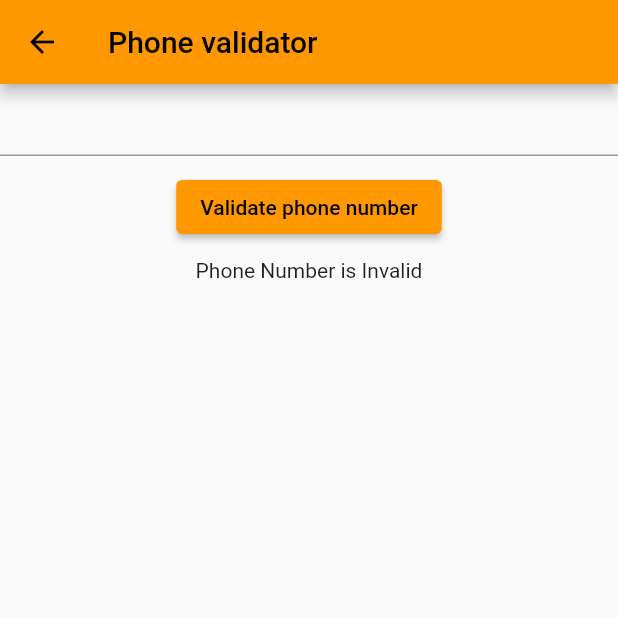
After one commit to faithomotoso/flttr.exp, a Flutter app: the PhoneValidatorPage screen opened by its route, after a tap on "Validate phone number", on a phone screen of 412 x 824 dp, the top half of it. The commit adds this screen. Run offline on Flutter 3.47's test engine with Material 2 defaults, Android fonts, the light colour scheme and no system bars; our stand-ins replace go_router, sliver_tools; missing offline and left inert: libphonenumber.

Commit message:
Added page to validate phone number

```diff
--- a/lib/router_config.dart
+++ b/lib/router_config.dart
@@ -1,4 +1,5 @@
 import 'package:flttr_exp/ui/_ui.dart';
+import 'package:flttr_exp/ui/pages/phone_validator.dart';
 import 'package:flttr_exp/ui/pages/sliver_list_w_headers.dart';
 import 'package:go_router/go_router.dart';
 
@@ -15,6 +16,11 @@ final GoRouter goRouterConfiguration = GoRouter(routes: [
           name: SliverListWHeaders.routeName,
           path: SliverListWHeaders.routeName,
           builder: (ctx, state) => const SliverListWHeaders()
-        )
+        ),
+        GoRoute(
+          name: PhoneValidatorPage.routeName,
+          path: PhoneValidatorPage.routeName,
+          builder: (ctx, state) => const PhoneValidatorPage()
+        ),
       ]),
 ]);
--- a/lib/ui/pages/home.dart
+++ b/lib/ui/pages/home.dart
@@ -1,3 +1,4 @@
+import 'package:flttr_exp/ui/pages/phone_validator.dart';
 import 'package:flttr_exp/ui/pages/sliver_list_w_headers.dart';
 import 'package:flttr_exp/ui/widgets/custom_button.dart';
 import 'package:flutter/material.dart';
@@ -34,6 +35,11 @@ class HomePage extends StatelessWidget {
                 onTap: () {
                   context.goNamed(SliverListWHeaders.routeName);
                 }),
+            CustomButton(
+                buttonText: "To Validator page",
+                onTap: () {
+                  context.goNamed(PhoneValidatorPage.routeName);
+                }),
           ],
         ),
       ),
--- /dev/null
+++ b/lib/ui/pages/phone_validator.dart
@@ -0,0 +1,67 @@
+import 'package:flutter/material.dart';
+import 'package:libphonenumber/libphonenumber.dart';
+
+class PhoneValidatorPage extends StatefulWidget {
+  static const String routeName = "phone_validator";
+
+  const PhoneValidatorPage({super.key});
+
+  @override
+  State<PhoneValidatorPage> createState() => _PhoneValidatorPageState();
+}
+
+class _PhoneValidatorPageState extends State<PhoneValidatorPage> {
+  TextEditingController controller = TextEditingController();
+  bool? isPhoneValid;
+  String? normalizedPhoneNumber;
+
+  @override
+  Widget build(BuildContext context) {
+    return Scaffold(
+      appBar: AppBar(
+        title: Text("Phone validator"),
+      ),
+      body: Center(
+        child: Column(
+          children: [
+            TextField(
+              controller: controller,
+              onSubmitted: (v) async {
+                validatePhone();
+              },
+            ),
+            const SizedBox(
+              height: 10,
+            ),
+            ElevatedButton(
+                onPressed: () {
+                  validatePhone();
+                },
+                child: Text("Validate phone number")),
+            const SizedBox(
+              height: 10,
+            ),
+            if (isPhoneValid != null)
+              Text("Phone Number is ${isPhoneValid! ? "Valid" : "Invalid"}"),
+            if ((isPhoneValid ?? false) && normalizedPhoneNumber != null) Text("Normalized phone number $normalizedPhoneNumber")
+          ],
+        ),
+      ),
+    );
+  }
+
+  void validatePhone() async {
+    String countryCode = "EG";
+    setState(() {
+      isPhoneValid = null;
+    });
+    isPhoneValid = await PhoneNumberUtil.isValidPhoneNumber(
+        phoneNumber: controller.text, isoCode: countryCode);
+    try {
+      normalizedPhoneNumber = await PhoneNumberUtil.normalizePhoneNumber(phoneNumber: controller.text, isoCode: countryCode);
+    } on Exception catch (e) {
+      normalizedPhoneNumber = null;
+    }
+    setState(() {});
+  }
+}
--- a/pubspec.yaml
+++ b/pubspec.yaml
@@ -38,6 +38,7 @@ dependencies:
   cupertino_icons: ^1.0.2
   go_router: ^10.0.0
   sliver_tools: ^0.2.12
+  libphonenumber: ^2.0.2
 
 dev_dependencies:
   flutter_test:
```
Also changed, not shown: pubspec.lock.
